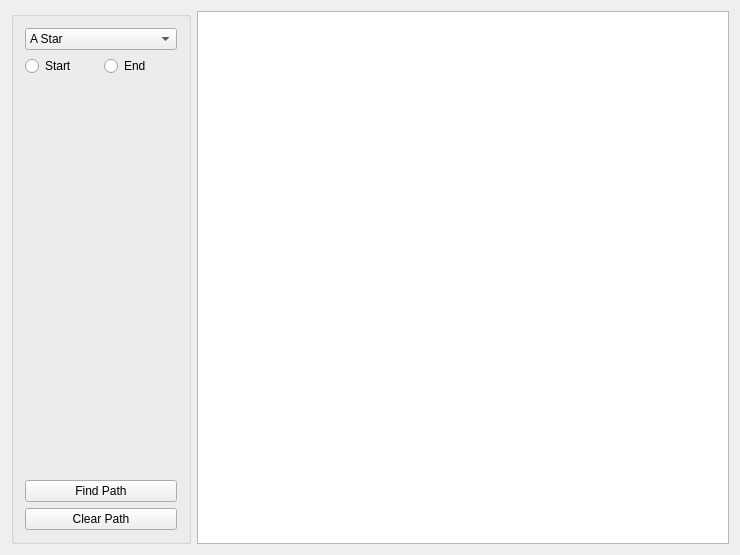
Qt form PathFinding/mainwindow.ui (razzil1/Pathfinding) before a commit.
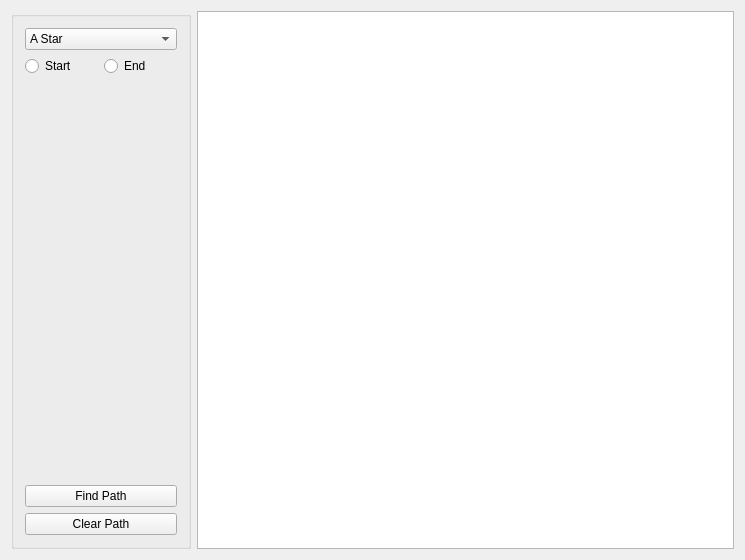
The same form after that commit.

What changed in the file:
```diff
--- a/PathFinding/mainwindow.ui
+++ b/PathFinding/mainwindow.ui
@@ -9,8 +9,8 @@
    <rect>
     <x>0</x>
     <y>0</y>
-    <width>740</width>
-    <height>555</height>
+    <width>745</width>
+    <height>560</height>
    </rect>
   </property>
   <property name="sizePolicy">
```
